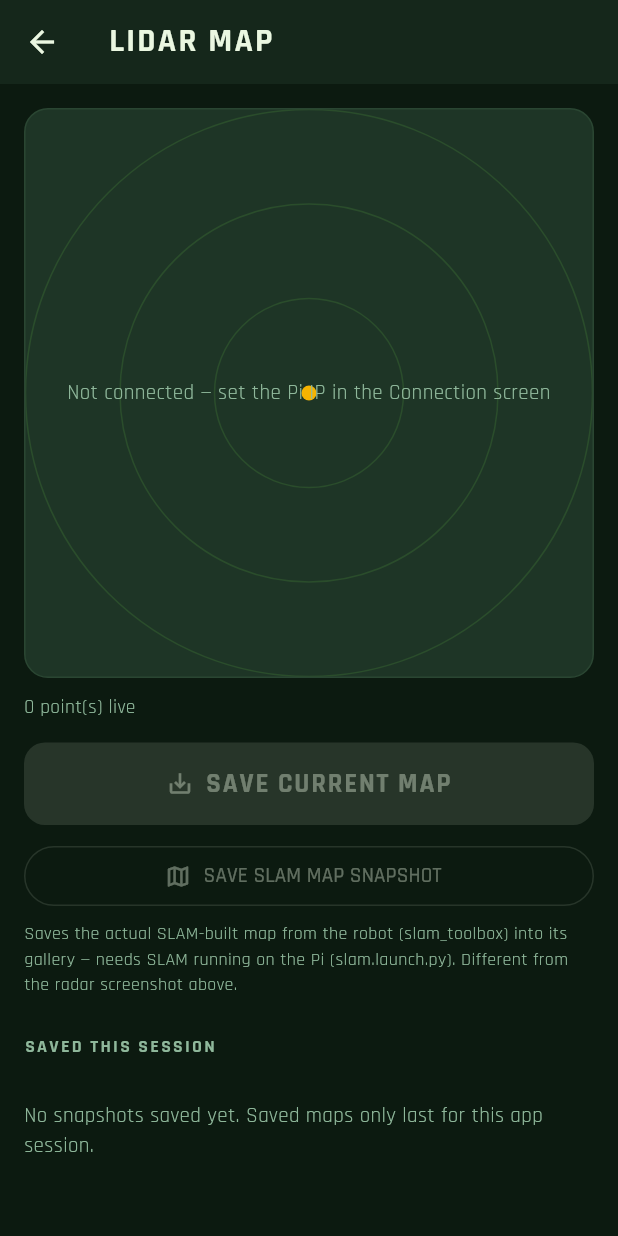
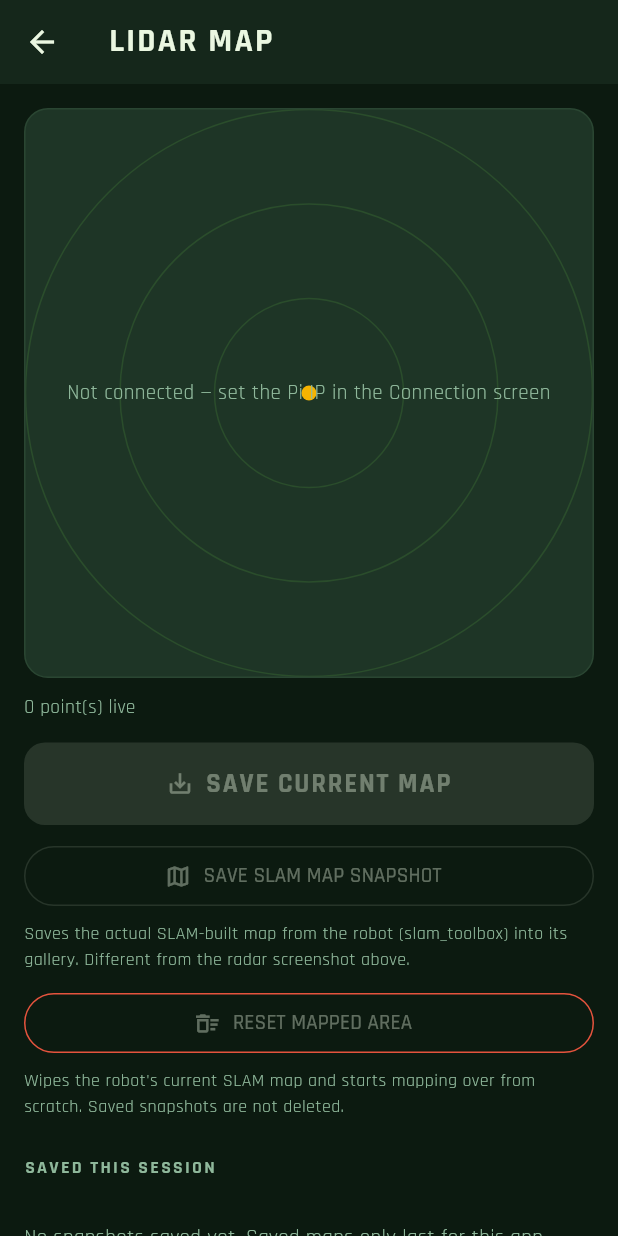
Before and after one commit to abdlnc/appPD, a Flutter app: the LidarMapScreen screen opened directly, on a phone screen of 412 x 824 dp. Run offline on Flutter 3.47's test engine with Material 3 defaults, Android fonts, the phone set to English and light mode, and no system bars; our stand-ins replace cloud_firestore, firebase_core, flutter_map, google_fonts, latlong2; missing offline and left inert: flutter_joystick; accounts and stored records are empty.

Commit message:
Add RESET MAPPED AREA button (Lidar Map screen)
Wipes the robot's live SLAM map and starts mapping over from scratch.
Confirmation dialog first (destructive), spinner while in flight, SnackBar
with the result. Saved snapshots in Gallery -> MAPS are NOT deleted.

  app -> robot: "RESETMAP"
  robot -> app: "MAPRESET:ok" or "MAPRESETERR:<reason>"

robot_socket.dart also clears the stale live radar points on a successful
reset.

Pi side (not in this repo -- AGV_RaspberryPi_Source_Code_BITS):
This slam_toolbox build exposes NO reset service (only clear_changes /
pause_new_measurements / serialize_map / etc.), so the only way to wipe the
map is restarting the node. SLAM was therefore split out of
agv_autostart.launch.py into its own systemd unit (agv-slam.service +
start_slam.sh), so the reset restarts ONLY slam_toolbox -- verified
bridge_node's PID and the :8765 listener are untouched across a reset, i.e.
the app never disconnects. Round trip measured at ~2.1s.

flutter analyze: clean (2 pre-existing, unrelated info-level lints only).

Co-Authored-By: Claude Opus 5 <noreply@anthropic.com>

```diff
--- a/lib/screens/lidar_map_screen.dart
+++ b/lib/screens/lidar_map_screen.dart
@@ -34,6 +34,42 @@ class _LidarMapScreenState extends State<LidarMapScreen> {
   // ---- SLAM map save (server-side -- ~/save_slam_map.sh on the Pi via the
   // "SAVEMAP" WebSocket command, distinct from the point-cloud screenshot
   // above which is purely client-side/session-only) ----
+  /// Destructive -- confirm before wiping the robot's mapped area.
+  Future<void> _confirmResetMap(RobotSocket socket) async {
+    final confirmed = await showDialog<bool>(
+      context: context,
+      builder: (ctx) => AlertDialog(
+        backgroundColor: AppColors.surface,
+        title: Text("RESET MAPPED AREA?",
+            style: GoogleFonts.rajdhani(
+                color: AppColors.textHi,
+                fontWeight: FontWeight.w700,
+                letterSpacing: 1)),
+        content: Text(
+          "This wipes the robot's current SLAM map and starts mapping over "
+          "from scratch.\n\nSnapshots you already saved (Gallery → MAPS) are "
+          "NOT deleted.",
+          style: GoogleFonts.rajdhani(color: AppColors.textLo, fontSize: 14),
+        ),
+        actions: [
+          TextButton(
+            onPressed: () => Navigator.pop(ctx, false),
+            child: Text("CANCEL",
+                style: GoogleFonts.rajdhani(
+                    color: AppColors.textLo, fontWeight: FontWeight.w700)),
+          ),
+          TextButton(
+            onPressed: () => Navigator.pop(ctx, true),
+            child: Text("RESET",
+                style: GoogleFonts.rajdhani(
+                    color: AppColors.offline, fontWeight: FontWeight.w700)),
+          ),
+        ],
+      ),
+    );
+    if (confirmed == true) socket.resetSlamMap();
+  }
+
   void _showSlamSnackBar(bool ok, String text) {
     if (!mounted) return;
     ScaffoldMessenger.of(context)
@@ -117,6 +153,16 @@ class _LidarMapScreenState extends State<LidarMapScreen> {
               socket.clearMapSaveResult();
             });
           }
+          if (socket.mapResetOk || socket.mapResetError != null) {
+            final ok = socket.mapResetOk;
+            final text = ok
+                ? "Mapped area reset — the robot is mapping from scratch now"
+                : "Couldn't reset the map: ${socket.mapResetError}";
+            WidgetsBinding.instance.addPostFrameCallback((_) {
+              _showSlamSnackBar(ok, text);
+              socket.clearMapResetResult();
+            });
+          }
           return ListView(
             padding: const EdgeInsets.all(16),
             children: [
@@ -196,8 +242,38 @@ class _LidarMapScreenState extends State<LidarMapScreen> {
                 padding: const EdgeInsets.only(top: 6),
                 child: Text(
                   "Saves the actual SLAM-built map from the robot (slam_toolbox) "
-                  "into its gallery — needs SLAM running on the Pi "
-                  "(slam.launch.py). Different from the radar screenshot above.",
+                  "into its gallery. Different from the radar screenshot above.",
+                  style: GoogleFonts.rajdhani(color: AppColors.textLo, fontSize: 12),
+                ),
+              ),
+              const SizedBox(height: 10),
+              SizedBox(
+                width: double.infinity,
+                child: OutlinedButton.icon(
+                  onPressed: (!socket.isConnected || socket.isResettingMap)
+                      ? null
+                      : () => _confirmResetMap(socket),
+                  style: OutlinedButton.styleFrom(
+                    foregroundColor: AppColors.offline,
+                    side: const BorderSide(color: AppColors.offline),
+                  ),
+                  icon: socket.isResettingMap
+                      ? const SizedBox(
+                          width: 16,
+                          height: 16,
+                          child: CircularProgressIndicator(strokeWidth: 2),
+                        )
+                      : const Icon(Icons.delete_sweep_outlined),
+                  label: Text(socket.isResettingMap
+                      ? "RESETTING…"
+                      : "RESET MAPPED AREA"),
+                ),
+              ),
+              Padding(
+                padding: const EdgeInsets.only(top: 6),
+                child: Text(
+                  "Wipes the robot's current SLAM map and starts mapping over "
+                  "from scratch. Saved snapshots are not deleted.",
                   style: GoogleFonts.rajdhani(color: AppColors.textLo, fontSize: 12),
                 ),
               ),
```
Also changed, not shown: lib/services/robot_socket.dart (+41 -0 lines).
